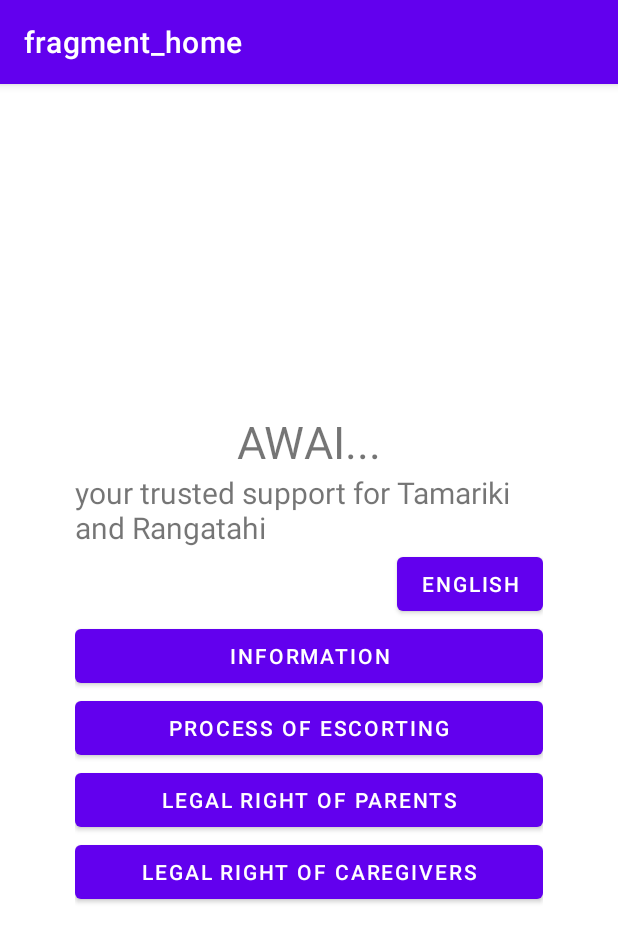
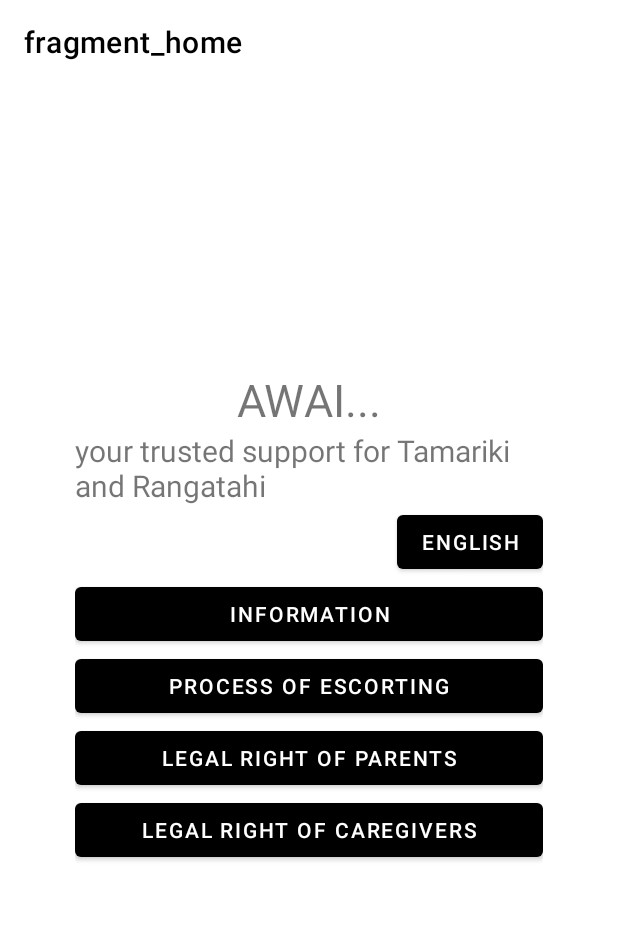
Before and after one commit to licwan62/Information-App, an Android app: the screen it shows after launch (MainActivity), on a phone screen of 412 x 824 dp. Shown: the top 942 px of the screen. Run offline under Robolectric (Android 15) with nearby library versions, the phone set to English and light mode, and no system bars; our stand-ins replace navigation-ui.

Commit message:
better toolbar

```diff
--- a/app/src/main/java/com/example/information_app/ui/MainActivity.kt
+++ b/app/src/main/java/com/example/information_app/ui/MainActivity.kt
@@ -1,6 +1,7 @@
 package com.example.information_app.ui
 
 import android.os.Bundle
+import android.widget.Toolbar
 import androidx.appcompat.app.AppCompatActivity
 import androidx.navigation.NavController
 import androidx.navigation.fragment.NavHostFragment
@@ -9,22 +10,27 @@ import androidx.navigation.ui.setupActionBarWithNavController
 import com.example.information_app.R
 
 class MainActivity : AppCompatActivity() {
-    private lateinit var nav_controller: NavController
+    private lateinit var navController: NavController
+    private lateinit var toolbar: androidx.appcompat.widget.Toolbar
 
     override fun onCreate(savedInstanceState: Bundle?) {
         super.onCreate(savedInstanceState)
         setContentView(R.layout.activity_main)
 
-        // set up action bar
-        val nav_host_fragment =
-            supportFragmentManager.findFragmentById(R.id.nav_host_fragment_container) as NavHostFragment
-        nav_controller = nav_host_fragment.findNavController()
-        setupActionBarWithNavController(nav_controller)
+        toolbar = findViewById(R.id.toolbar)
+
+        // get NavController
+        val navHostFragment = supportFragmentManager.findFragmentById(R.id.nav_host_fragment_container) as NavHostFragment
+        navController = navHostFragment.findNavController()
+
+        // set up toolbar
+        setSupportActionBar(toolbar)
+        setupActionBarWithNavController(navController)
 
     }
 
     // set up navigate back button on action bar
     override fun onSupportNavigateUp(): Boolean {
-        return super.onSupportNavigateUp() || nav_controller.navigateUp()
+        return super.onSupportNavigateUp() || navController.navigateUp()
     }
 }
--- a/app/src/main/res/layout/activity_main.xml
+++ b/app/src/main/res/layout/activity_main.xml
@@ -1,10 +1,19 @@
 <?xml version="1.0" encoding="utf-8"?>
-<androidx.constraintlayout.widget.ConstraintLayout xmlns:android="http://schemas.android.com/apk/res/android"
+<RelativeLayout xmlns:android="http://schemas.android.com/apk/res/android"
     xmlns:app="http://schemas.android.com/apk/res-auto"
     xmlns:tools="http://schemas.android.com/tools"
     android:layout_width="match_parent"
     android:layout_height="match_parent"
     tools:context=".ui.MainActivity">
+
+    <androidx.appcompat.widget.Toolbar
+        android:id="@+id/toolbar"
+        android:layout_width="match_parent"
+        android:layout_height="wrap_content"
+        android:background="@android:color/transparent"
+        app:title="Test"
+        android:theme="@style/ToolbarTheme"
+        app:popupTheme="@style/ThemeOverlay.AppCompat.Light" />
 
     <androidx.fragment.app.FragmentContainerView
         android:id="@+id/nav_host_fragment_container"
@@ -14,4 +23,4 @@
         app:defaultNavHost="true"
         app:navGraph="@navigation/nav_graph" />
 
-</androidx.constraintlayout.widget.ConstraintLayout>
+</RelativeLayout>
--- a/app/src/main/res/values-night/themes.xml
+++ b/app/src/main/res/values-night/themes.xml
@@ -1,6 +1,6 @@
 <resources xmlns:tools="http://schemas.android.com/tools">
     <!-- Base application theme. -->
-    <style name="Theme.InformationApp" parent="Theme.MaterialComponents.DayNight.DarkActionBar">
+    <style name="Theme.InformationApp" parent="Theme.MaterialComponents.DayNight.NoActionBar">
         <!-- Primary brand color. -->
         <item name="colorPrimary">@color/purple_200</item>
         <item name="colorPrimaryVariant">@color/purple_700</item>
--- a/app/src/main/res/values/themes.xml
+++ b/app/src/main/res/values/themes.xml
@@ -1,10 +1,11 @@
 <resources xmlns:tools="http://schemas.android.com/tools">
     <!-- Base application theme. -->
-    <style name="Theme.InformationApp" parent="Theme.MaterialComponents.DayNight.DarkActionBar">
+    <style name="Theme.InformationApp" parent="Theme.MaterialComponents.DayNight.NoActionBar">
         <!-- Primary brand color. -->
-        <item name="colorPrimary">@color/purple_500</item>
+        <item name="colorPrimary">@color/black</item>
         <item name="colorPrimaryVariant">@color/purple_700</item>
         <item name="colorOnPrimary">@color/white</item>
+
         <!-- Secondary brand color. -->
         <item name="colorSecondary">@color/teal_200</item>
         <item name="colorSecondaryVariant">@color/teal_700</item>
@@ -13,4 +14,9 @@
         <item name="android:statusBarColor">?attr/colorPrimaryVariant</item>
         <!-- Customize your theme here. -->
     </style>
+
+    <style name="ToolbarTheme" parent="ThemeOverlay.AppCompat.Light">
+        <item name="android:textColorPrimary">@android:color/black</item>
+        <item name="android:textColorSecondary">@android:color/black</item>
+    </style>
 </resources>
```
